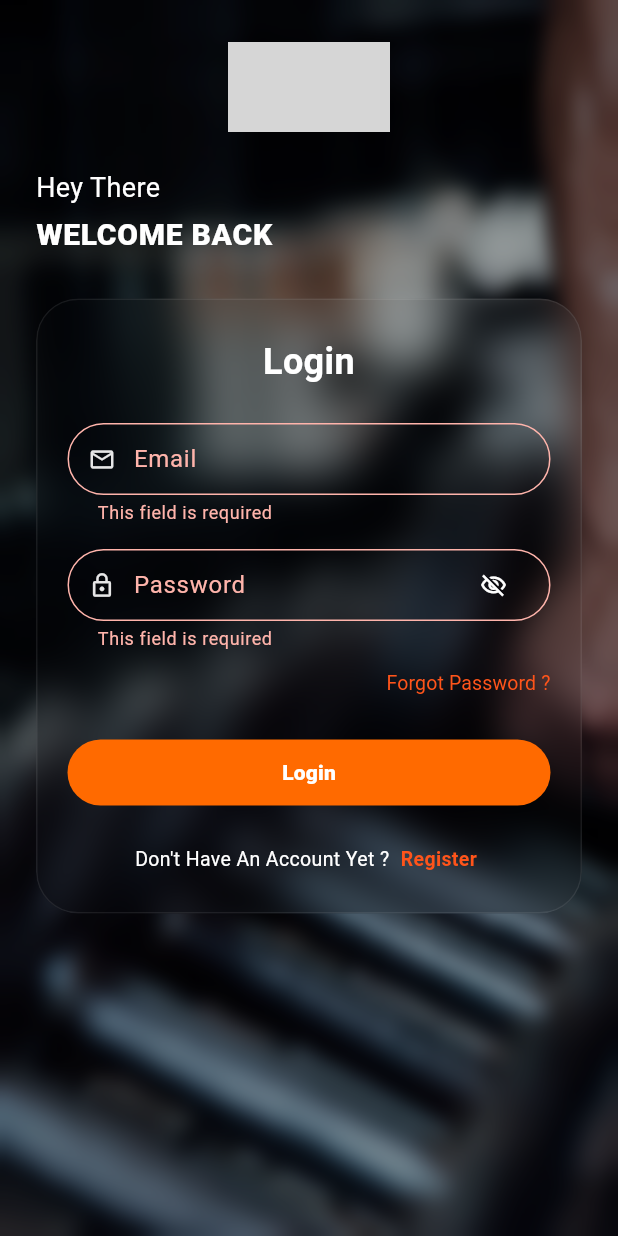
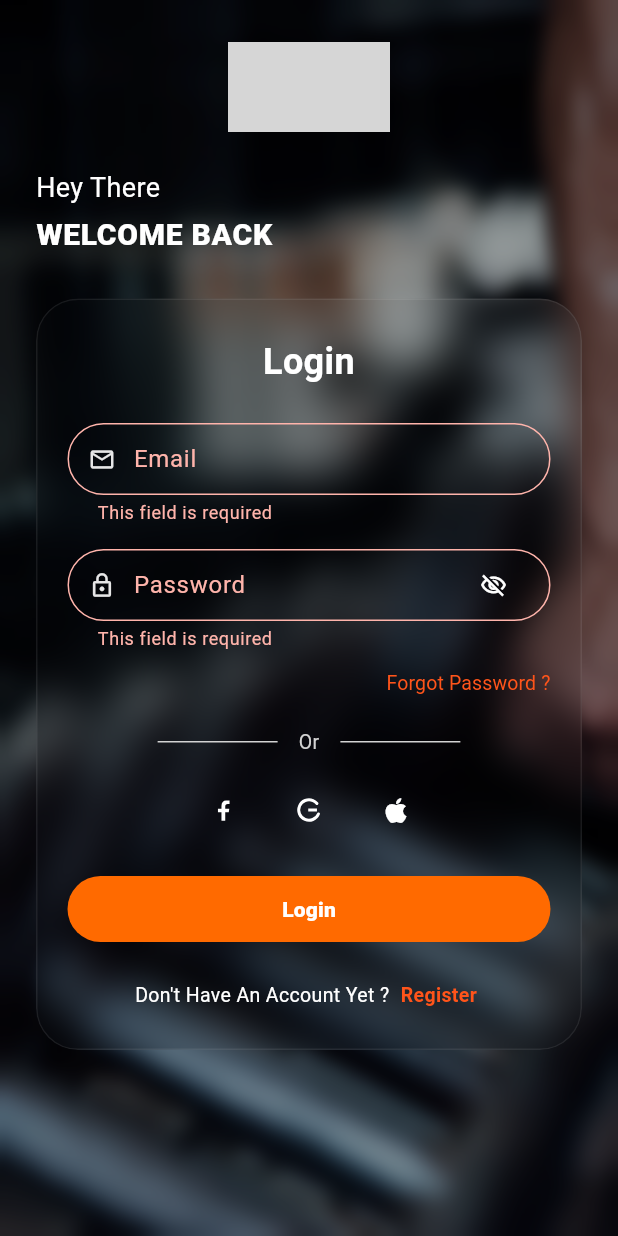
Before and after one commit to super-fitness-app/super-fitness, a Flutter app: the LoginView screen opened by its route, after a tap on "Login", on a phone screen of 412 x 824 dp. Run offline on Flutter 3.47's test engine with Material 3 defaults, Android fonts, the phone set to English and light mode, and no system bars; our stand-ins replace bloc, dio, equatable, firebase_auth, firebase_core, flutter_bloc and 7 more; accounts and stored records are empty; generated files the repository leaves out were written again; statements that could not run were skipped; grey boxes are pictures that could not be loaded.

Commit message:
feat(auth): implement social authentication with Google and Facebook

```diff
--- a/lib/features/auth/presentation/login/cubit/login_cubit.dart
+++ b/lib/features/auth/presentation/login/cubit/login_cubit.dart
@@ -8,10 +8,12 @@ import 'package:super_fitness/config/network/api_results.dart';
 import 'package:super_fitness/config/router/app_router.dart';
 import 'package:super_fitness/config/session/session_service.dart';
 import 'package:super_fitness/core/utils/app_validators.dart';
+import 'package:super_fitness/core/utils/password_generator.dart';
 import 'package:super_fitness/features/auth/data/mapper/auth_mapper.dart';
 import 'package:super_fitness/features/auth/domain/entities/login_entity.dart';
 import 'package:super_fitness/features/auth/domain/params/login_params.dart';
 import 'package:super_fitness/features/auth/domain/use_cases/login_use_case.dart';
+import 'package:super_fitness/features/auth/domain/use_cases/signin_with_google_usecase.dart';
 import 'package:super_fitness/features/auth/presentation/login/cubit/login_event.dart';
 import 'package:super_fitness/features/auth/presentation/login/cubit/login_state.dart';
 
@@ -19,9 +21,15 @@ import 'package:super_fitness/features/auth/presentation/login/cubit/login_state
 class LoginCubit extends BaseCubit<LoginState, BaseEvent> {
   final LoginUseCase _loginUseCase;
   final SessionService _sessionService;
+  final SignInWithGoogleUseCase _signInWithGoogleUseCase;
+  final PasswordGenerator _passwordGenerator;
 
-  LoginCubit(this._loginUseCase, this._sessionService)
-    : super(const LoginState());
+  LoginCubit(
+    this._loginUseCase,
+    this._sessionService,
+    this._signInWithGoogleUseCase,
+    this._passwordGenerator,
+  ) : super(const LoginState());
 
   @override
   void doEvent(Object event) {
@@ -34,6 +42,10 @@ class LoginCubit extends BaseCubit<LoginState, BaseEvent> {
         _onToggleVisibility();
       case SubmitLoginEvent():
         _onSubmit();
+      case SignInWithGoogleEvent():
+        _onSignInWithGoogle();
+      case SignInWithFacebookEvent():
+        _onSignInWithFacebook();
       default:
         break;
     }
@@ -80,18 +92,75 @@ class LoginCubit extends BaseCubit<LoginState, BaseEvent> {
   Future<void> _handleLoginResult(ApiResults<LoginEntity> result) async {
     switch (result) {
       case Success<LoginEntity>(:final data):
-        await _sessionService.saveTokens(
-          token: data.token,
-          rememberMe: true,
-        );
-        await _sessionService.saveUserData(
-          jsonEncode(AuthMapper.userEntityToJson(data.user)),
-        );
-        emit(state.copyWith(loginApiState: BaseState.success(data)));
-        emitEvent(const NavigateEvent(AppRoutes.main));
+        await _saveSessionAndNavigate(data);
       case FailureResponse<LoginEntity>(:final failure):
         emit(state.copyWith(loginApiState: BaseState.failure(failure)));
         emitEvent(DisplayError.fromFailure(failure));
     }
   }
+
+  // ===========================================================================
+  // Social Auth: Google Sign-In
+  // ===========================================================================
+
+  Future<void> _onSignInWithGoogle() async {
+    emit(state.copyWith(loginApiState: BaseState.loading()));
+
+    final googleResult = await _signInWithGoogleUseCase();
+    switch (googleResult) {
+      case Success(:final data):
+        final userId = data.id;
+        if (userId == null || userId.trim().isEmpty) {
+          const errorMsg = 'Google account ID is missing. Please try again.';
+          emit(state.copyWith(loginApiState: BaseState.error(errorMsg)));
+          emitEvent(const DisplayError(errorMsg));
+          return;
+        }
+
+        final generatedPassword = _passwordGenerator.generate(userId);
+        final loginResult = await _loginUseCase(
+          LoginParams(email: data.email, password: generatedPassword),
+        );
+
+        switch (loginResult) {
+          case Success<LoginEntity>(:final data):
+            await _saveSessionAndNavigate(data);
+          case FailureResponse<LoginEntity>():
+            const notFoundMsg = 'Account not found. Please register first.';
+            emit(
+              state.copyWith(
+                loginApiState: BaseState.error(notFoundMsg),
+              ),
+            );
+            emitEvent(const DisplayError(notFoundMsg));
+        }
+
+      case FailureResponse(:final failure):
+        if (failure is CancelledFailure) {
+          emit(state.copyWith(loginApiState: const BaseState.initial()));
+          return;
+        }
+        emit(state.copyWith(loginApiState: BaseState.failure(failure)));
+        emitEvent(DisplayError.fromFailure(failure));
+    }
+  }
+
+  Future<void> _onSignInWithFacebook() async {
+    // Facebook social sign-in will be implemented in the next step
+  }
+
+  Future<void> _saveSessionAndNavigate(LoginEntity data) async {
+    await _sessionService.saveTokens(
+      token: data.token,
+      rememberMe: true,
+    );
+    await _sessionService.saveUserData(
+      jsonEncode(AuthMapper.userEntityToJson(data.user)),
+    );
+    emit(state.copyWith(loginApiState: BaseState.success(data)));
+    emitEvent(const NavigateEvent(AppRoutes.main));
+  }
+
+  Future<void> signInWithGoogleIntent() => _onSignInWithGoogle();
+  Future<void> signInWithFacebookIntent() => _onSignInWithFacebook();
 }
--- a/lib/features/auth/presentation/login/cubit/login_event.dart
+++ b/lib/features/auth/presentation/login/cubit/login_event.dart
@@ -19,3 +19,11 @@ final class TogglePasswordVisibilityEvent extends LoginEvent {
 final class SubmitLoginEvent extends LoginEvent {
   const SubmitLoginEvent();
 }
+
+final class SignInWithGoogleEvent extends LoginEvent {
+  const SignInWithGoogleEvent();
+}
+
+final class SignInWithFacebookEvent extends LoginEvent {
+  const SignInWithFacebookEvent();
+}
--- a/lib/features/auth/presentation/login/view/widgets/login_form.dart
+++ b/lib/features/auth/presentation/login/view/widgets/login_form.dart
@@ -10,6 +10,7 @@ import 'package:super_fitness/features/auth/presentation/login/cubit/login_event
 import 'package:super_fitness/features/auth/presentation/login/cubit/login_state.dart';
 import 'package:super_fitness/features/auth/presentation/login/view/widgets/forgot_password_button.dart';
 import 'package:super_fitness/features/auth/presentation/login/view/widgets/login_footer.dart';
+import 'package:super_fitness/features/auth/presentation/widgets/social_auth_buttons.dart';
 
 class LoginForm extends StatelessWidget {
   const LoginForm({super.key});
@@ -60,7 +61,20 @@ class LoginForm extends StatelessWidget {
             ),
             const SizedBox(height: 12),
             const ForgotPasswordButton(),
-            const SizedBox(height: 28),
+            const SizedBox(height: 20),
+            SocialAuthButtons(
+              onFacebookTap: state.isLoading
+                  ? null
+                  : () => context
+                      .read<LoginCubit>()
+                      .signInWithFacebookIntent(),
+              onGoogleTap: state.isLoading
+                  ? null
+                  : () => context
+                      .read<LoginCubit>()
+                      .signInWithGoogleIntent(),
+            ),
+            const SizedBox(height: 24),
             AppButton(
               key: const Key('loginSubmitButton'),
               text: l10n.login,
--- /dev/null
+++ b/lib/features/auth/presentation/widgets/social_auth_buttons.dart
@@ -0,0 +1,205 @@
+import 'package:flutter/material.dart';
+import 'package:super_fitness/config/l10n/app_localizations.dart';
+import 'package:super_fitness/core/const/app_colors.dart';
+
+abstract final class SocialAuthKeys {
+  static const facebook = Key('social_auth_facebook_button');
+  static const google = Key('social_auth_google_button');
+  static const apple = Key('social_auth_apple_button');
+}
+
+class SocialAuthButtons extends StatelessWidget {
+  final VoidCallback? onFacebookTap;
+  final VoidCallback? onGoogleTap;
+  final VoidCallback? onAppleTap;
+
+  const SocialAuthButtons({
+    super.key,
+    this.onFacebookTap,
+    this.onGoogleTap,
+    this.onAppleTap,
+  });
+
+  @override
+  Widget build(BuildContext context) {
+    return Column(
+      mainAxisSize: MainAxisSize.min,
+      children: [
+        const OrDivider(),
+        const SizedBox(height: 16),
+        Row(
+          mainAxisAlignment: MainAxisAlignment.center,
+          children: [
+            SocialIconButton(
+              key: SocialAuthKeys.facebook,
+              onTap: onFacebookTap,
+              child: const CustomPaint(
+                size: Size(18, 18),
+                painter: _FacebookIconPainter(),
+              ),
+            ),
+            const SizedBox(width: 18),
+            SocialIconButton(
+              key: SocialAuthKeys.google,
+              onTap: onGoogleTap,
+              child: const CustomPaint(
+                size: Size(18, 18),
+                painter: _GoogleIconPainter(),
+              ),
+            ),
+            const SizedBox(width: 18),
+            SocialIconButton(
+              key: SocialAuthKeys.apple,
+              onTap: onAppleTap,
+              child: const Icon(
+                Icons.apple,
+                color: Colors.white,
+                size: 22,
+              ),
+            ),
+          ],
+        ),
+      ],
+    );
+  }
+}
+
+class OrDivider extends StatelessWidget {
+  const OrDivider({super.key});
+
+  @override
+  Widget build(BuildContext context) {
+    final l10n = AppLocalizations.of(context)!;
+
+    return Row(
+      mainAxisAlignment: MainAxisAlignment.center,
+      children: [
+        const SizedBox(
+          width: 80,
+          child: Divider(
+            color: AppColors.borderSubtle,
+            thickness: 1,
+            height: 1,
+          ),
+        ),
+        Padding(
+          padding: const EdgeInsets.symmetric(horizontal: 14),
+          child: Text(
+            l10n.or,
+            style: const TextStyle(
+              color: AppColors.borderSubtle,
+              fontSize: 13,
+              fontWeight: FontWeight.w400,
+            ),
+          ),
+        ),
+        const SizedBox(
+          width: 80,
+          child: Divider(
+            color: AppColors.borderSubtle,
+            thickness: 1,
+            height: 1,
+          ),
+        ),
+      ],
+    );
+  }
+}
+
+class SocialIconButton extends StatelessWidget {
+  final Widget child;
+  final VoidCallback? onTap;
+
+  const SocialIconButton({
+    super.key,
+    required this.child,
+    this.onTap,
+  });
+
+  @override
+  Widget build(BuildContext context) {
+    return InkWell(
+      onTap: onTap,
+      customBorder: const CircleBorder(),
+      child: Ink(
+        width: 40,
+        height: 40,
+        decoration: const BoxDecoration(
+          color: AppColors.socialButtonBackground,
+          shape: BoxShape.circle,
+        ),
+        child: Center(child: child),
+      ),
+    );
+  }
+}
+
+class _FacebookIconPainter extends CustomPainter {
+  const _FacebookIconPainter();
+
+  @override
+  void paint(Canvas canvas, Size size) {
+    final paint = Paint()
+      ..color = Colors.white
+      ..style = PaintingStyle.fill;
+
+    final path = Path();
+    final w = size.width;
+    final h = size.height;
+
+    path.moveTo(w * 0.65, h * 0.15);
+    path.cubicTo(w * 0.55, h * 0.15, w * 0.48, h * 0.22, w * 0.48, h * 0.35);
+    path.lineTo(w * 0.48, h * 0.45);
+    path.lineTo(w * 0.35, h * 0.45);
+    path.lineTo(w * 0.35, h * 0.58);
+    path.lineTo(w * 0.48, h * 0.58);
+    path.lineTo(w * 0.48, h * 0.90);
+    path.lineTo(w * 0.62, h * 0.90);
+    path.lineTo(w * 0.62, h * 0.58);
+    path.lineTo(w * 0.75, h * 0.58);
+    path.lineTo(w * 0.77, h * 0.45);
+    path.lineTo(w * 0.62, h * 0.45);
+    path.lineTo(w * 0.62, h * 0.37);
+    path.cubicTo(w * 0.62, h * 0.32, w * 0.64, h * 0.28, w * 0.72, h * 0.28);
+    path.lineTo(w * 0.78, h * 0.28);
+    path.lineTo(w * 0.78, h * 0.15);
+    path.close();
+
+    canvas.drawPath(path, paint);
+  }
+
+  @override
+  bool shouldRepaint(covariant CustomPainter oldDelegate) => false;
+}
+
+class _GoogleIconPainter extends CustomPainter {
+  const _GoogleIconPainter();
+
+  @override
+  void paint(Canvas canvas, Size size) {
+    final paint = Paint()
+      ..color = Colors.white
+      ..style = PaintingStyle.stroke
+      ..strokeWidth = 2.0
+      ..strokeCap = StrokeCap.round;
+
+    final center = Offset(size.width / 2, size.height / 2);
+    final radius = size.width * 0.38;
+
+    final arcRect = Rect.fromCircle(center: center, radius: radius);
+    canvas.drawArc(arcRect, 0.4, 5.2, false, paint);
+
+    final barPaint = Paint()
+      ..color = Colors.white
+      ..style = PaintingStyle.fill;
+    final barRect = Rect.fromCenter(
+      center: Offset(center.dx + radius * 0.35, center.dy),
+      width: radius * 0.85,
+      height: 2.0,
+    );
+    canvas.drawRect(barRect, barPaint);
+  }
+
+  @override
+  bool shouldRepaint(covariant CustomPainter oldDelegate) => false;
+}
```
Also changed, not shown: lib/features/auth/presentation/register/view/widgets/social_auth_buttons.dart (+1 -205 lines).
